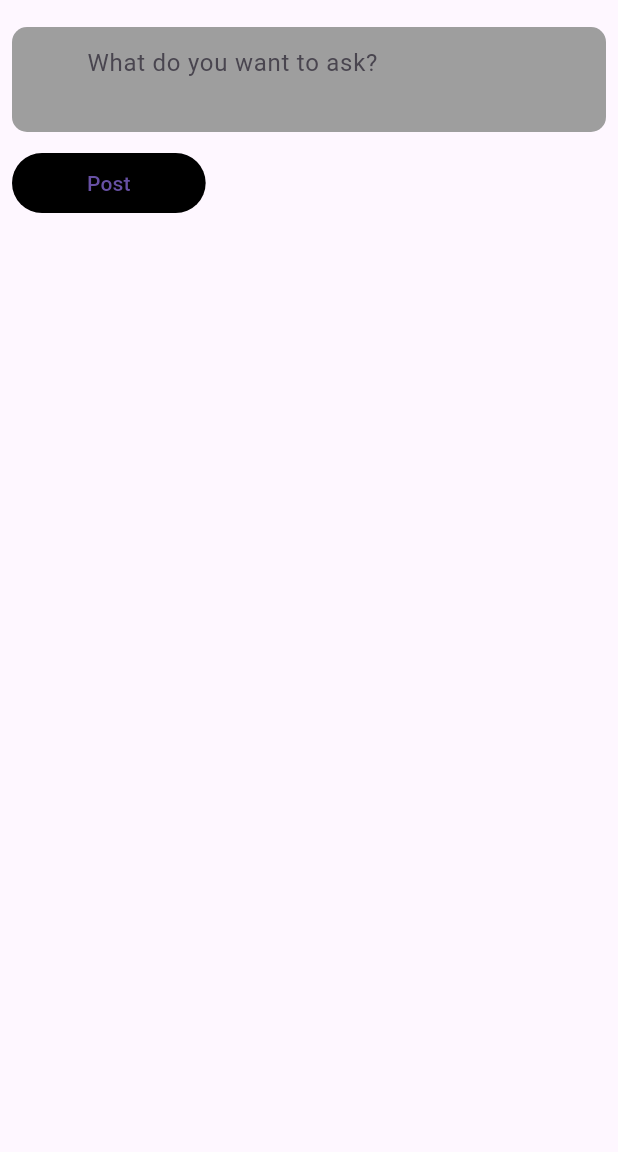
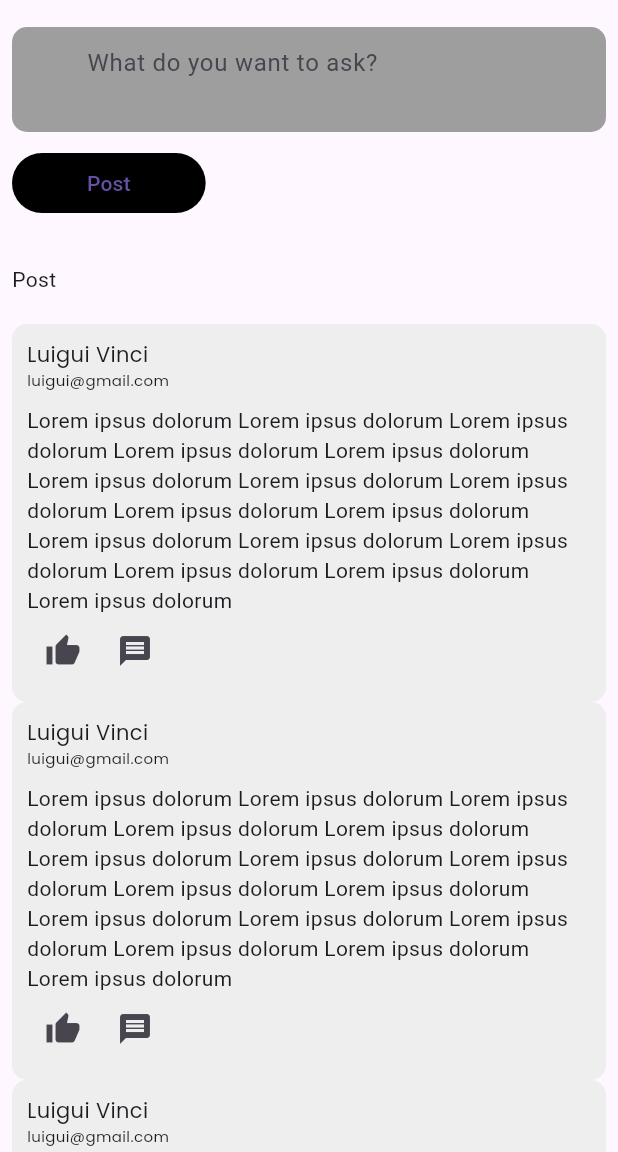
Before and after one commit to luiguivinci/forum-app, a Flutter app: the screen it shows after launch, on a phone screen of 412 x 824 dp, the part 84-1236 px from its top. Run offline on Flutter 3.47's test engine with Material 3 defaults, Android fonts, the phone set to English and light mode, and no system bars; our stand-ins replace get, get_storage, google_fonts.

Commit message:
Generando el home funcional y el widget de los post

```diff
--- a/forumapp/lib/views/widgets/home.dart
+++ b/forumapp/lib/views/widgets/home.dart
@@ -1,6 +1,8 @@
 import 'package:flutter/material.dart';
+import 'package:forumapp/views/widgets/post_data.dart';
 import 'package:forumapp/views/widgets/post_field.dart';
 import 'package:get_storage/get_storage.dart';
+import 'package:google_fonts/google_fonts.dart';
 
 class HomePage extends StatefulWidget {
   const HomePage({super.key});
@@ -21,7 +23,8 @@ class _HomePageState extends State<HomePage> {
         elevation: 0,
         centerTitle: true,
       ),
-      body: Padding(
+      body: SingleChildScrollView(
+        child: Padding(
           padding: const EdgeInsets.all(8.0),
           child: Column(
             crossAxisAlignment: CrossAxisAlignment.start,
@@ -43,7 +46,19 @@ class _HomePageState extends State<HomePage> {
                 onPressed: () {},
                 child: const Text('Post'),
               ),
+              const SizedBox(
+                height: 30,
+              ),
+              const Text('Post'),
+              const SizedBox(
+                height: 20,
+              ),
+              PostData(),
+              PostData(),
+              PostData(),
+              PostData(),
             ],
+          ),
         ),
       ),
     );
--- /dev/null
+++ b/forumapp/lib/views/widgets/post_data.dart
@@ -0,0 +1,53 @@
+import 'package:flutter/material.dart';
+import 'package:google_fonts/google_fonts.dart';
+
+class PostData extends StatelessWidget {
+  const PostData({
+    super.key,
+  });
+
+  @override
+  Widget build(BuildContext context) {
+    return Container(
+      padding: EdgeInsets.all(10),
+      width: double.infinity,
+      decoration: BoxDecoration(
+        color: Colors.grey[200],
+        borderRadius: BorderRadius.circular(10),
+      ),
+      child: Column(
+        crossAxisAlignment: CrossAxisAlignment.start,
+        children: [
+          Text(
+            'Luigui Vinci',
+            style: GoogleFonts.poppins(),
+          ),
+          Text(
+            'luigui@gmail.com',
+            style: GoogleFonts.poppins(
+              fontSize: 10,
+            ),
+          ),
+          const SizedBox(
+            height: 10,
+          ),
+          Text(
+            'Lorem ipsus dolorum Lorem ipsus dolorum Lorem ipsus dolorum Lorem ipsus dolorum Lorem ipsus dolorum Lorem ipsus dolorum Lorem ipsus dolorum Lorem ipsus dolorum Lorem ipsus dolorum Lorem ipsus dolorum Lorem ipsus dolorum Lorem ipsus dolorum Lorem ipsus dolorum Lorem ipsus dolorum Lorem ipsus dolorum Lorem ipsus dolorum ',
+          ),
+          Row(
+            children: [
+              IconButton(
+                onPressed: () {},
+                icon: const Icon(Icons.thumb_up),
+              ),
+              IconButton(
+                onPressed: () {},
+                icon: const Icon(Icons.message),
+              ),
+            ],
+          ),
+        ],
+      ),
+    );
+  }
+}
```
Lines whose indentation alone changed are shown as unchanged.
